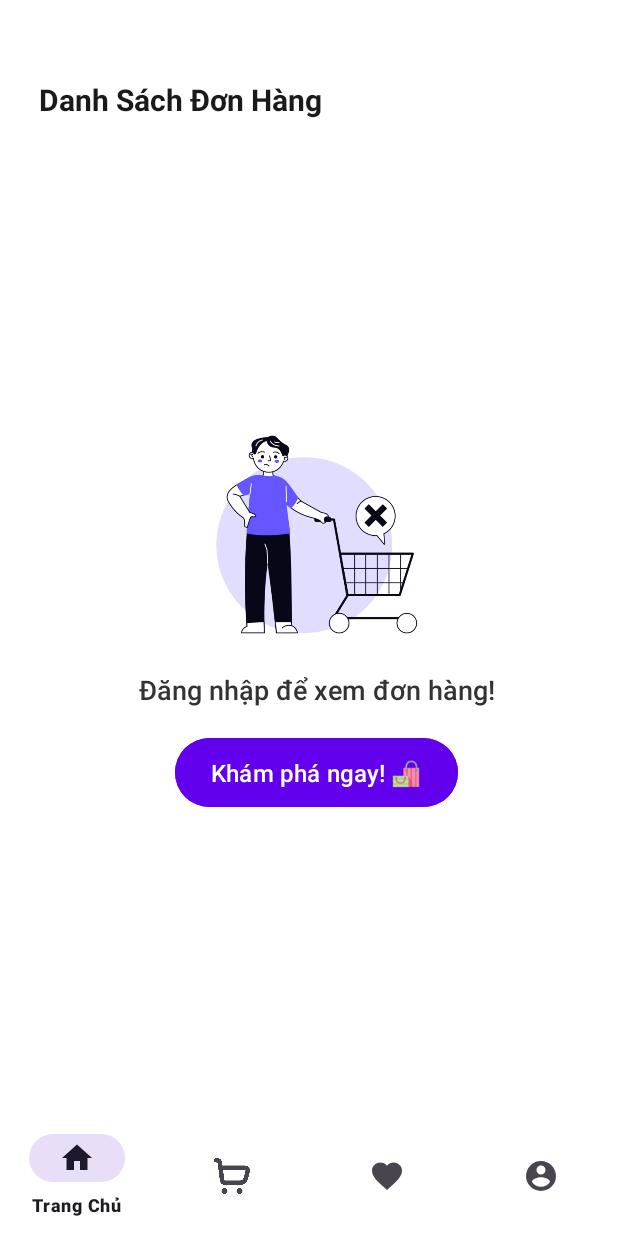
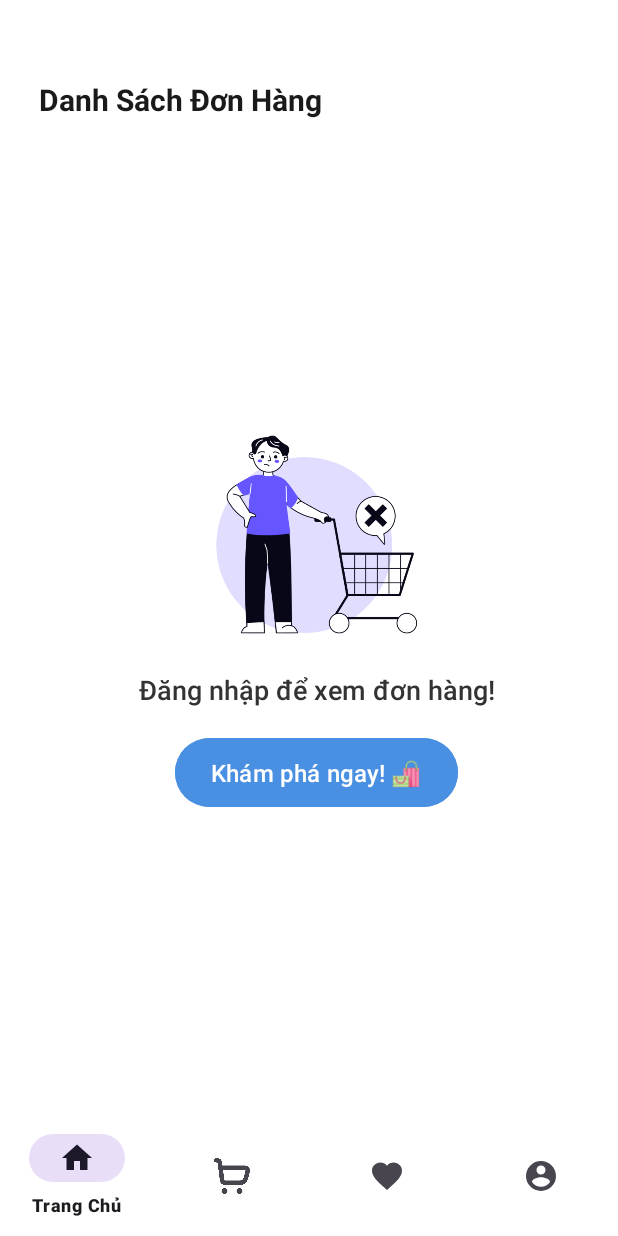
Before and after one commit to quzkhanh/EasyBuy_quzkhanh, an Android app: the fragment UserOrderFragment placed in its activity, on a phone screen of 412 x 824 dp. Run offline under Robolectric (Android 15) with nearby library versions, the phone set to English and light mode, and no system bars; libraries missing offline, so code that uses them is left out: org.mindrot.jbcrypt.

Commit message:
custom all the  fragment

```diff
--- a/app/src/main/res/layout/fragment_user_favorite.xml
+++ b/app/src/main/res/layout/fragment_user_favorite.xml
@@ -62,7 +62,7 @@
             android:layout_width="wrap_content"
             android:layout_height="wrap_content"
             android:layout_marginTop="16dp"
-            android:backgroundTint="#FF6200EE"
+            android:backgroundTint="@color/deep_blue"
             android:fontFamily="sans-serif-medium"
             android:paddingHorizontal="24dp"
             android:paddingVertical="12dp"
--- a/app/src/main/res/layout/fragment_user_order.xml
+++ b/app/src/main/res/layout/fragment_user_order.xml
@@ -63,7 +63,7 @@
             android:layout_width="wrap_content"
             android:layout_height="wrap_content"
             android:layout_marginTop="16dp"
-            android:backgroundTint="#FF6200EE"
+            android:backgroundTint="@color/deep_blue"
             android:fontFamily="sans-serif-medium"
             android:paddingHorizontal="24dp"
             android:paddingVertical="12dp"
```
Also changed, not shown: 9 other files.
